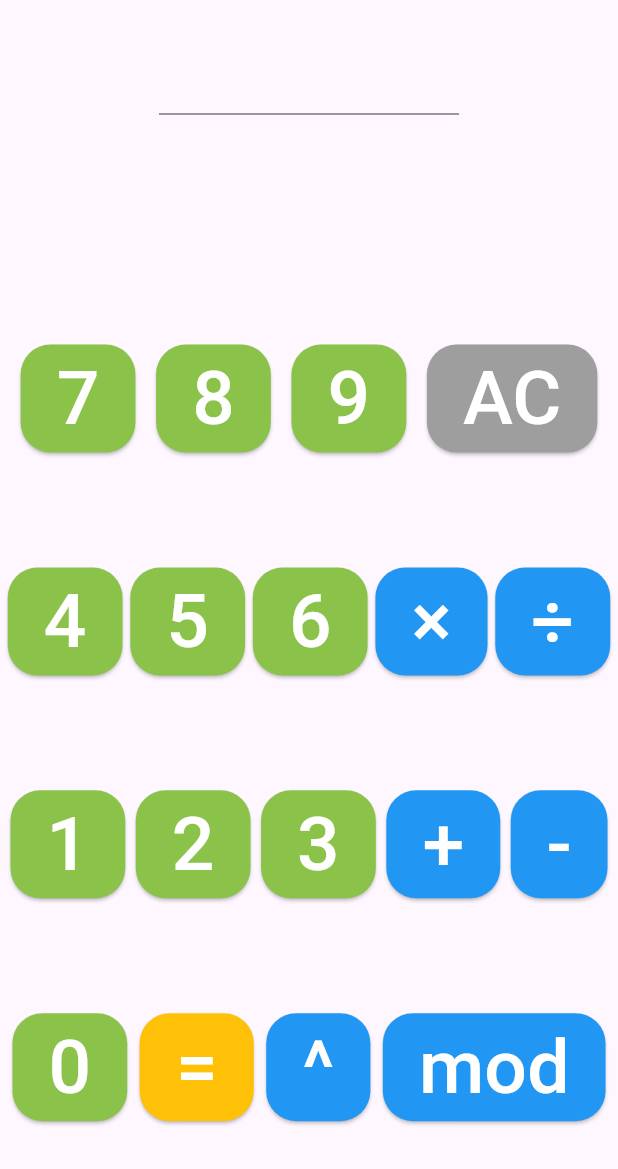
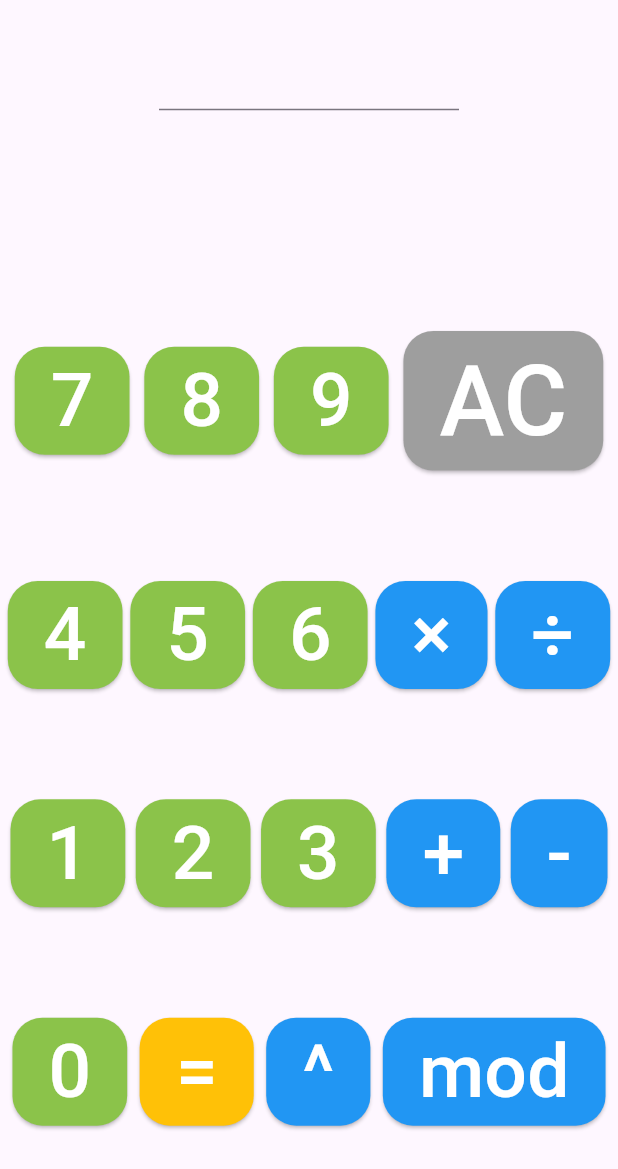
Before and after one commit to aju230/calculator_mobileapp, a Flutter app: the screen it shows after launch, on a phone screen of 412 x 824 dp. Shown: the top 1169 px of the screen. Run offline on Flutter 3.47's test engine with Material 3 defaults, Android fonts, the light colour scheme and no system bars.

Commit message:
UIの更新

```diff
--- a/lib/main.dart
+++ b/lib/main.dart
@@ -35,7 +35,9 @@ class _MyHomePageState extends State<MyHomePage> {
   @override
   Widget build(BuildContext context) {
 
-    return Scaffold(
+    int cal = 0;
+
+    return Scaffold( //UI
       body: Center(
         child: Column(
           mainAxisAlignment: MainAxisAlignment.spaceEvenly,
@@ -116,7 +118,7 @@ class _MyHomePageState extends State<MyHomePage> {
                   child: Text(
                     "AC",
                     style: TextStyle(
-                      fontSize: 50,
+                      fontSize: 65,
                       color: Colors.white,
                     ),
                   ),
```
